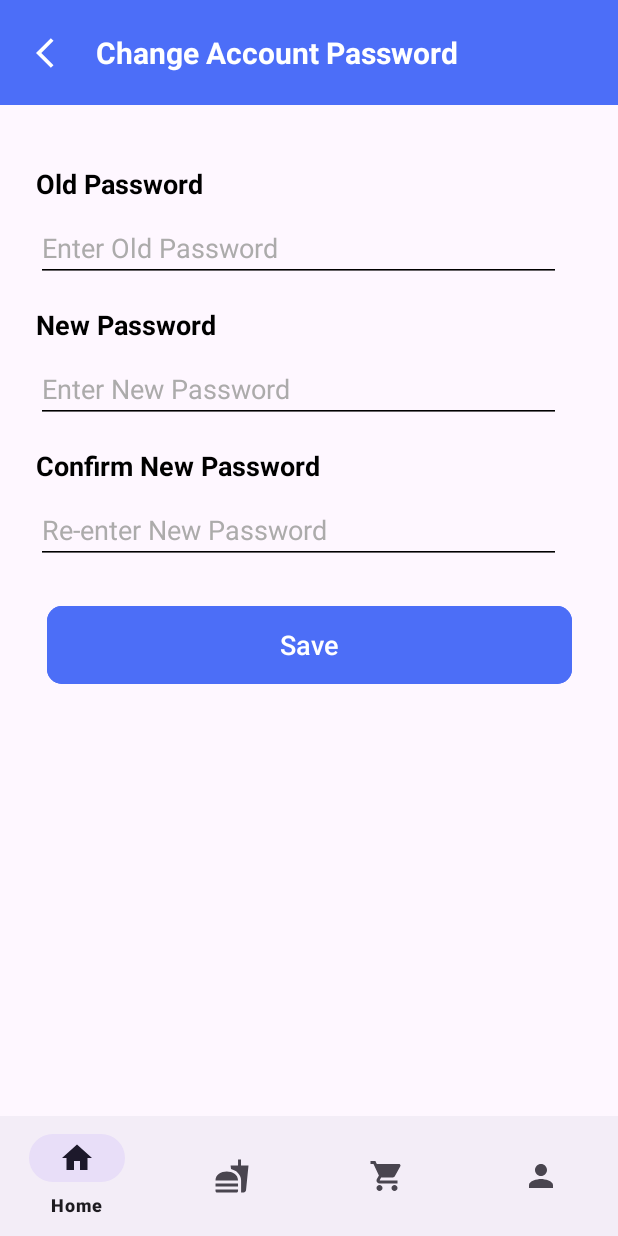
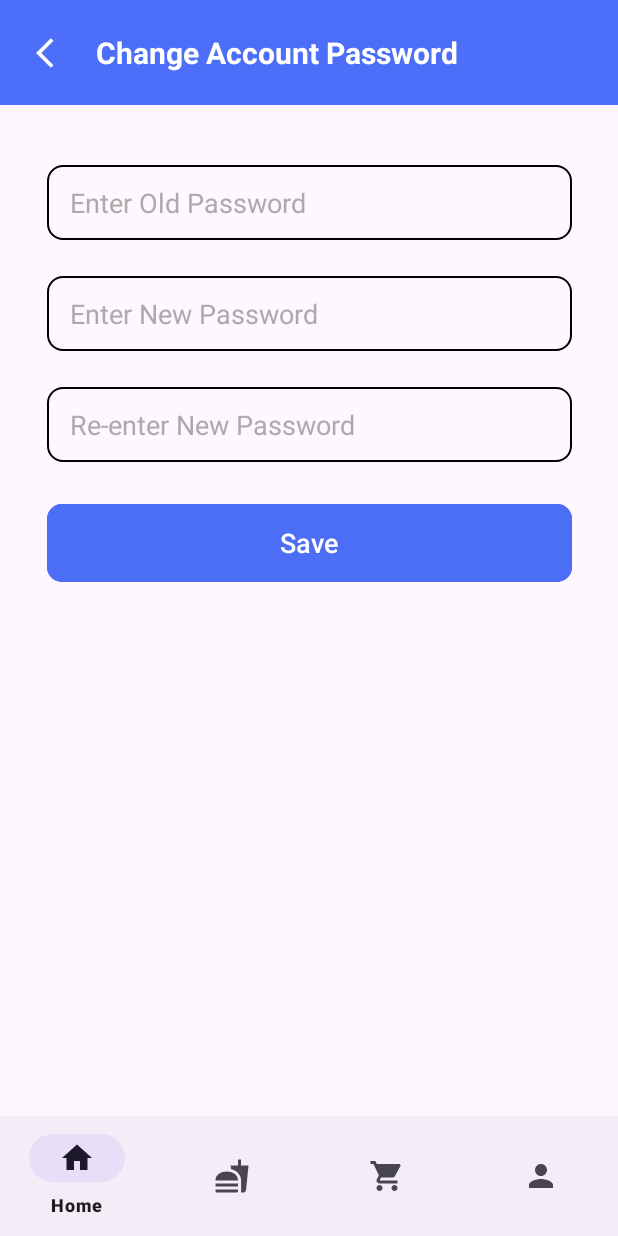
Before and after one commit to BlueTeeth68/YumYumNow, an Android app: the fragment ChangePasswordFragment placed in its activity, on a phone screen of 412 x 824 dp. Run offline under Robolectric (Android 15) with nearby library versions, the phone set to English and light mode, and no system bars; 2 statements that could not run were skipped.

Commit message:
Update change password UI

```diff
--- a/YumYumNow/app/src/main/res/layout/fragment_change_password.xml
+++ b/YumYumNow/app/src/main/res/layout/fragment_change_password.xml
@@ -46,93 +46,62 @@
 
         </androidx.constraintlayout.widget.ConstraintLayout>
 
-        <TextView
-            android:id="@+id/textView19"
-            android:layout_width="wrap_content"
-            android:layout_height="wrap_content"
-            android:layout_marginStart="24dp"
-            android:layout_marginTop="40dp"
-            android:background="@null"
-            android:text="Old Password"
-            android:textColor="@color/black"
-            android:textSize="18sp"
-            android:textStyle="bold"
-            app:layout_constraintStart_toStartOf="parent"
-            app:layout_constraintTop_toBottomOf="@+id/constraintLayout2" />
-
         <EditText
             android:id="@+id/oldPasswordTxt"
             android:layout_width="350dp"
-            android:layout_height="wrap_content"
-            android:layout_marginTop="8dp"
+            android:layout_height="50dp"
+            android:layout_marginTop="40dp"
+            android:background="@drawable/input_field_background"
             android:backgroundTint="#000000"
             android:ems="10"
             android:foregroundTint="#FFFFFF"
             android:hint="Enter Old Password"
             android:inputType="textPassword"
+            android:paddingLeft="15dp"
             android:textColor="@color/black"
             android:textColorHighlight="#FFFFFF"
             android:textColorHint="#ACABAB"
-            app:layout_constraintStart_toStartOf="@+id/textView19"
-            app:layout_constraintTop_toBottomOf="@+id/textView19" />
-
-        <TextView
-            android:id="@+id/textView23"
-            android:layout_width="wrap_content"
-            android:layout_height="wrap_content"
-            android:layout_marginTop="16dp"
-            android:background="@null"
-            android:text="New Password"
-            android:textColor="@color/black"
-            android:textSize="18sp"
-            android:textStyle="bold"
-            app:layout_constraintStart_toStartOf="@+id/textView19"
-            app:layout_constraintTop_toBottomOf="@+id/oldPasswordTxt" />
+            app:layout_constraintEnd_toEndOf="parent"
+            app:layout_constraintStart_toStartOf="parent"
+            app:layout_constraintTop_toBottomOf="@+id/constraintLayout2" />
 
         <EditText
             android:id="@+id/newPasswordTxt"
             android:layout_width="350dp"
-            android:layout_height="wrap_content"
-            android:layout_marginTop="8dp"
+            android:layout_height="50dp"
+            android:layout_marginTop="24dp"
+            android:background="@drawable/input_field_background"
             android:backgroundTint="#000000"
             android:ems="10"
             android:foregroundTint="#FFFFFF"
             android:hint="Enter New Password"
             android:inputType="textPassword"
+            android:paddingLeft="15dp"
             android:textColor="@color/black"
             android:textColorHighlight="#FFFFFF"
             android:textColorHint="#ACABAB"
-            app:layout_constraintStart_toStartOf="@+id/textView19"
-            app:layout_constraintTop_toBottomOf="@+id/textView23" />
-
-        <TextView
-            android:id="@+id/textView24"
-            android:layout_width="wrap_content"
-            android:layout_height="wrap_content"
-            android:layout_marginTop="16dp"
-            android:background="@null"
-            android:text="Confirm New Password"
-            android:textColor="@color/black"
-            android:textSize="18sp"
-            android:textStyle="bold"
-            app:layout_constraintStart_toStartOf="@+id/textView19"
-            app:layout_constraintTop_toBottomOf="@+id/newPasswordTxt" />
+            app:layout_constraintEnd_toEndOf="parent"
+            app:layout_constraintStart_toStartOf="parent"
+            app:layout_constraintTop_toBottomOf="@+id/oldPasswordTxt" />
 
         <EditText
             android:id="@+id/reNewPasswordTxt"
             android:layout_width="350dp"
-            android:layout_height="wrap_content"
-            android:layout_marginTop="8dp"
+            android:layout_height="50dp"
+            android:layout_marginTop="24dp"
+            android:background="@drawable/input_field_background"
             android:backgroundTint="#000000"
             android:ems="10"
             android:foregroundTint="#FFFFFF"
             android:hint="Re-enter New Password"
             android:inputType="textPassword"
+            android:paddingLeft="15dp"
             android:textColor="@color/black"
             android:textColorHighlight="#FFFFFF"
             android:textColorHint="#ACABAB"
-            app:layout_constraintStart_toStartOf="@+id/textView19"
-            app:layout_constraintTop_toBottomOf="@+id/textView24" />
+            app:layout_constraintEnd_toEndOf="parent"
+            app:layout_constraintStart_toStartOf="parent"
+            app:layout_constraintTop_toBottomOf="@+id/newPasswordTxt" />
 
         <Button
             android:id="@+id/confirmChangePasswordBtn"
```
